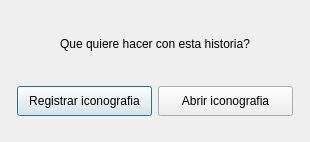
The window that regabriricon.ui (Gabrielnz/pasantia-CIMBUC) describes before a commit, drawn with Qt 5.
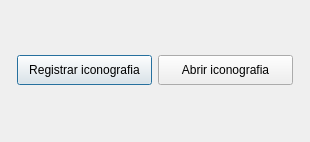
The same window after the commit.

Commit message: Simplificando los pasos quedebe seguir el doctor para registrar una nueva iconografia

Patch:
```diff
--- a/regabriricon.ui
+++ b/regabriricon.ui
@@ -32,59 +32,6 @@
        </property>
       </spacer>
      </item>
-     <item>
-      <layout class="QHBoxLayout" name="horizontalLayout_2">
-       <item>
-        <spacer name="horizontalSpacer_4">
-         <property name="orientation">
-          <enum>Qt::Horizontal</enum>
-         </property>
-         <property name="sizeHint" stdset="0">
-          <size>
-           <width>40</width>
-           <height>20</height>
-          </size>
-         </property>
-        </spacer>
-       </item>
-       <item>
-        <widget class="QLabel" name="label">
-         <property name="text">
-          <string>Que quiere hacer con esta historia?</string>
-         </property>
-        </widget>
-       </item>
-       <item>
-        <spacer name="horizontalSpacer_3">
-         <property name="orientation">
-          <enum>Qt::Horizontal</enum>
-         </property>
-         <property name="sizeHint" stdset="0">
-          <size>
-           <width>40</width>
-           <height>20</height>
-          </size>
-         </property>
-        </spacer>
-       </item>
-      </layout>
-     </item>
-     <item>
-      <spacer name="verticalSpacer">
-       <property name="orientation">
-        <enum>Qt::Vertical</enum>
-       </property>
-       <property name="sizeType">
-        <enum>QSizePolicy::Fixed</enum>
-       </property>
-       <property name="sizeHint" stdset="0">
-        <size>
-         <width>20</width>
-         <height>15</height>
-        </size>
-       </property>
-      </spacer>
-     </item>
      <item>
       <layout class="QHBoxLayout" name="horizontalLayout">
        <item>
```
The commit also changes 1 other file.
